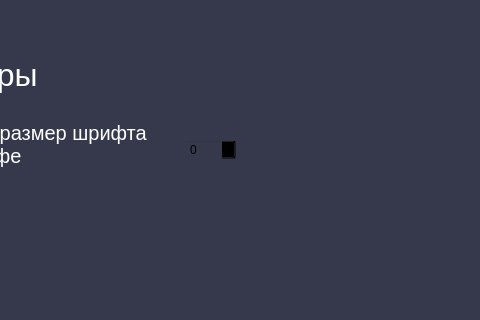
This is ui/settings_pageUI.ui in NotAKes/frog.study as Qt 5 draws it before an edit; both pictures show x 430 to 910 and y 0 to 320 of the 1073 by 818 pixel window. The edited form follows.
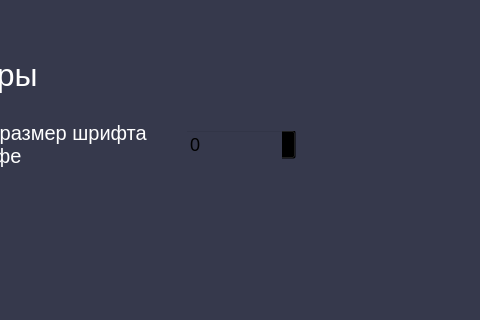
This is the edited form.

```diff
--- a/ui/settings_pageUI.ui
+++ b/ui/settings_pageUI.ui
@@ -123,11 +123,14 @@
        <property name="geometry">
         <rect>
          <x>350</x>
-         <y>130</y>
-         <width>51</width>
-         <height>21</height>
+         <y>120</y>
+         <width>111</width>
+         <height>31</height>
         </rect>
        </property>
+       <property name="styleSheet">
+        <string notr="true">font-size:18px;</string>
+       </property>
       </widget>
       <widget class="QLabel" name="label">
        <property name="geometry">
```
